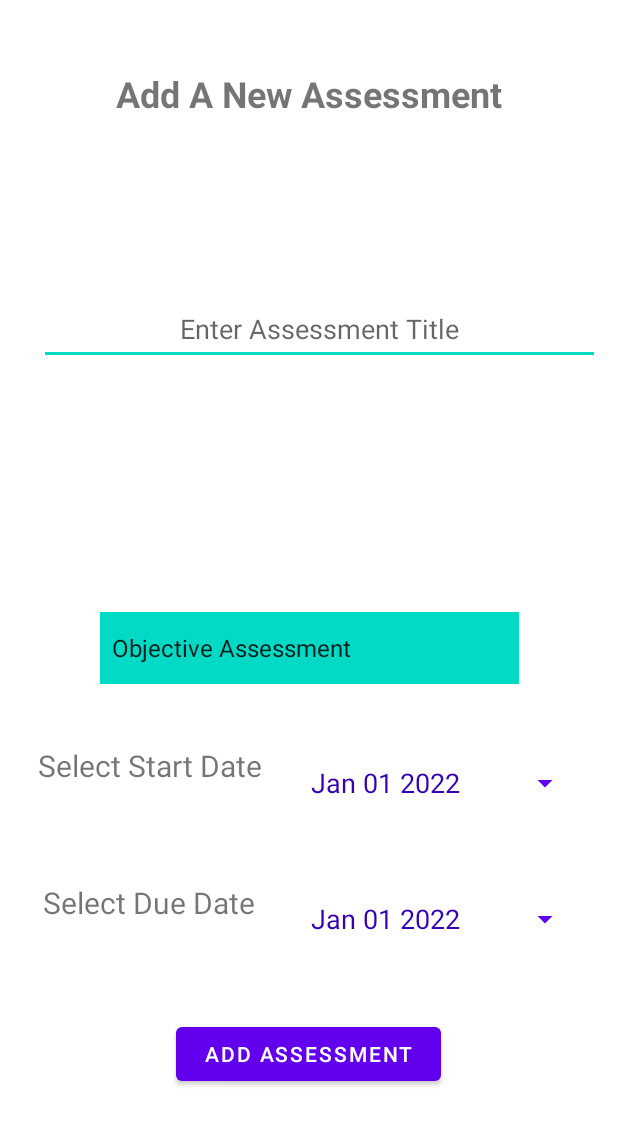
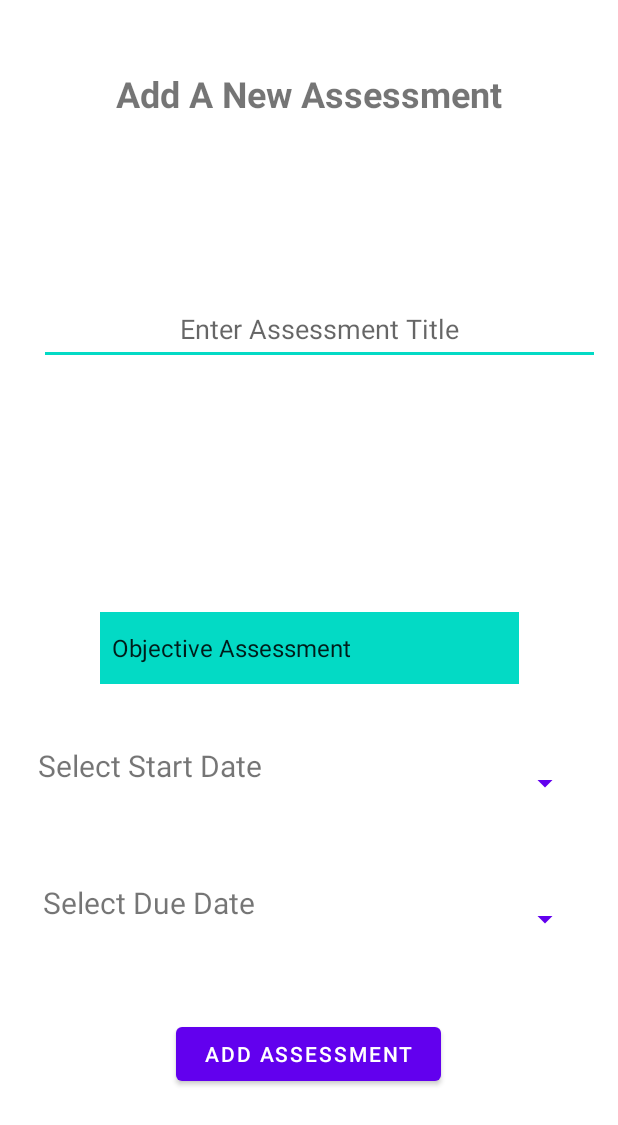
Before and after one commit to evilqueen599/C196MobileAppDevelopment, an Android app: the layout activity_add_assessment.xml on its own in the app's theme, with its tools: preview values and no code run, on a phone screen of 412 x 824 dp. Shown: the top 1125 px of the screen. Run offline under Robolectric (Android 15) with nearby library versions, the phone set to English and light mode, and no system bars.

```diff
--- a/app/src/main/res/layout/activity_add_assessment.xml
+++ b/app/src/main/res/layout/activity_add_assessment.xml
@@ -51,7 +51,6 @@
         android:layout_width="196dp"
         android:layout_height="49dp"
         android:onClick="openDueDate"
-        android:text="Jan 01 2022"
         android:textColor="@color/purple_700"
         android:textSize="18sp"
         app:layout_constraintBottom_toTopOf="@+id/addAssessmentBtn"
@@ -66,7 +65,6 @@
         android:layout_width="196dp"
         android:layout_height="49dp"
         android:onClick="openStartDate"
-        android:text="Jan 01 2022"
         android:textColor="@color/purple_700"
         android:textSize="18sp"
         app:layout_constraintBottom_toTopOf="@+id/endAssessPickerButton"
```
Also changed, not shown: app/src/main/java/com/example/c196aloufi/UserInterface/AddAssessment.java (+6 -7 lines), app/src/main/java/com/example/c196aloufi/UserInterface/MainActivity.java (+2 -8 lines).
